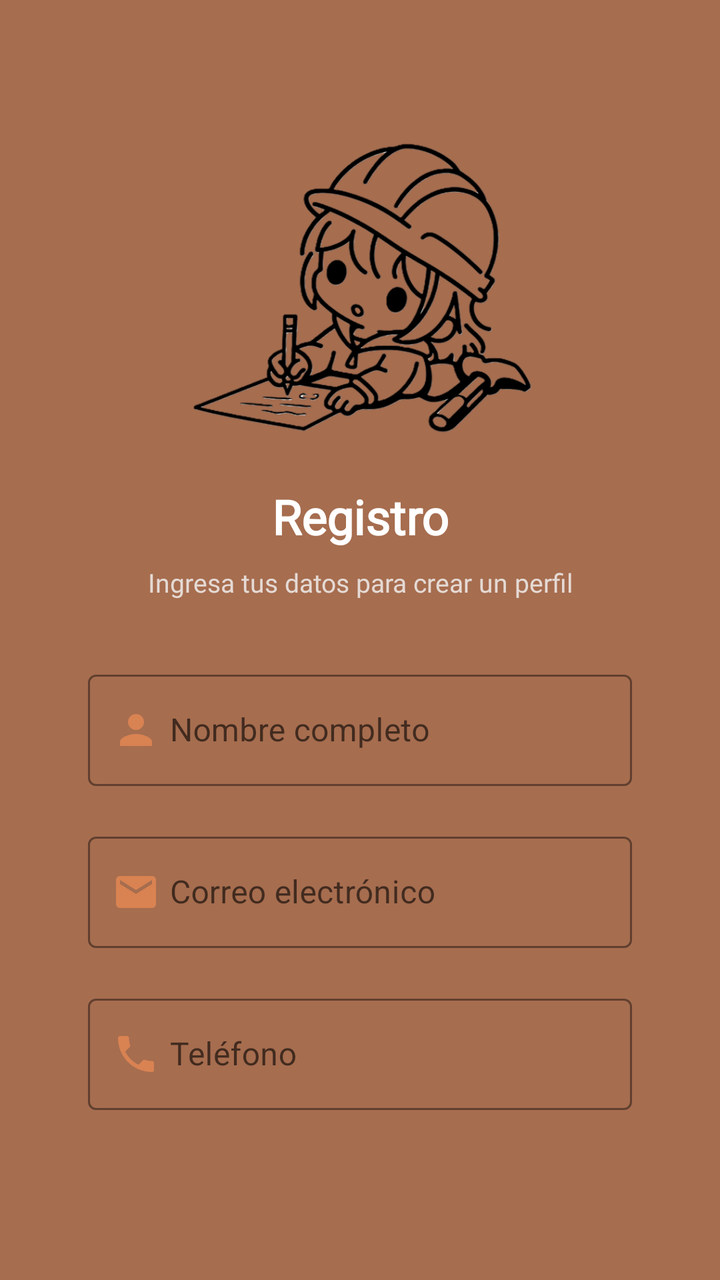
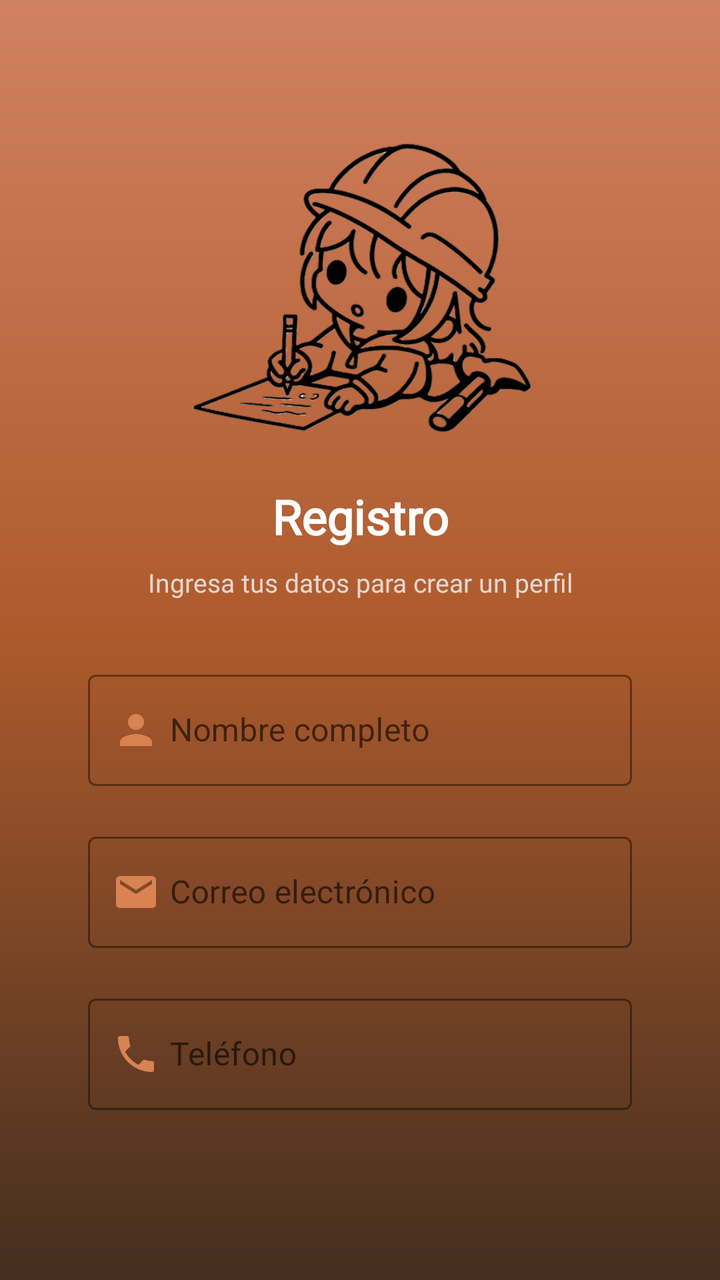

The first picture is an Android layout as it rendered before a commit; the second is the same layout after the commit. The layout source and the unified diff follow.
<!-- AndroidManifest.xml: application theme Theme.Satori_by_Aristo -->
<!-- res/layout/activity_registro1.xml -->
<LinearLayout xmlns:android="http://schemas.android.com/apk/res/android"
    xmlns:app="http://schemas.android.com/apk/res-auto"
    xmlns:tools="http://schemas.android.com/tools"
    android:id="@+id/main"
    android:layout_width="match_parent"
    android:layout_height="match_parent"
    android:background="@color/naranja_fondo"
    android:orientation="vertical"
    android:padding="24dp"
    tools:context=".Registro1">

    <ImageView
        android:id="@+id/logoRegistro"
        android:layout_width="180dp"
        android:layout_height="170dp"
        android:layout_gravity="center"
        android:layout_marginTop="32dp"
        android:layout_marginBottom="16dp"
        app:srcCompat="@drawable/satorict" />

    <TextView
        android:layout_width="match_parent"
        android:layout_height="wrap_content"
        android:text="Registro"
        android:textColor="@android:color/white"
        android:textSize="24sp"
        android:textStyle="bold"
        android:fontFamily="@font/rob_bold"
        android:gravity="center"
        android:layout_marginBottom="8dp" />

    <TextView
        android:layout_width="match_parent"
        android:layout_height="wrap_content"
        android:text="Ingresa tus datos para crear un perfil"
        android:textColor="@color/blanco_hueso"
        android:textSize="13sp"
        android:fontFamily="@font/rob_med"
        android:gravity="center"
        android:alpha="0.8"
        android:layout_marginBottom="32dp" />

    
    <com.google.android.material.textfield.TextInputLayout
        style="@style/Widget.MaterialComponents.TextInputLayout.OutlinedBox"
        android:layout_width="match_parent"
        android:layout_height="wrap_content"
        android:layout_marginHorizontal="20dp"
        android:layout_marginBottom="20dp"
        android:hint="      Nombre completo"
        app:startIconDrawable="@drawable/ic_person"
        app:startIconTint="@color/naranja_boton"
        app:boxStrokeColor="@color/naranja_boton">

        <com.google.android.material.textfield.TextInputEditText
            android:id="@+id/nombre"
            android:layout_width="match_parent"
            android:layout_height="wrap_content"
            android:inputType="textCapWords"
            android:textColor="@android:color/black"
            android:textSize="16sp" />
    </com.google.android.material.textfield.TextInputLayout>

    
    <com.google.android.material.textfield.TextInputLayout
        style="@style/Widget.MaterialComponents.TextInputLayout.OutlinedBox"
        android:layout_width="match_parent"
        android:layout_height="wrap_content"
        android:layout_marginHorizontal="20dp"
        android:layout_marginBottom="20dp"
        android:hint="      Correo electrónico"
        app:startIconDrawable="@drawable/ic_email"
        app:startIconTint="@color/naranja_boton"
        app:boxStrokeColor="@color/naranja_boton">

        <com.google.android.material.textfield.TextInputEditText
            android:id="@+id/correo"
            android:layout_width="match_parent"
            android:layout_height="wrap_content"
            android:inputType="textEmailAddress"
            android:textColor="@android:color/black"
            android:textSize="16sp" />
    </com.google.android.material.textfield.TextInputLayout>

    
    <com.google.android.material.textfield.TextInputLayout
        style="@style/Widget.MaterialComponents.TextInputLayout.OutlinedBox"
        android:layout_width="match_parent"
        android:layout_height="wrap_content"
        android:layout_marginHorizontal="20dp"
        android:layout_marginBottom="32dp"
        android:hint="      Teléfono"
        app:startIconDrawable="@drawable/ic_phone"
        app:startIconTint="@color/naranja_boton"
        app:boxStrokeColor="@color/naranja_boton">

        <com.google.android.material.textfield.TextInputEditText
            android:id="@+id/telefono"
            android:layout_width="match_parent"
            android:layout_height="wrap_content"
            android:inputType="phone"
            android:textColor="@android:color/black"
            android:textSize="16sp" />
    </com.google.android.material.textfield.TextInputLayout>

    <LinearLayout
        android:layout_width="match_parent"
        android:layout_height="wrap_content"
        android:orientation="horizontal"
        android:layout_marginHorizontal="20dp"
        android:layout_marginBottom="24dp">

        <com.google.android.material.button.MaterialButton
            android:id="@+id/Anterior"
            style="@style/Widget.MaterialComponents.Button.OutlinedButton"
            android:layout_width="0dp"
            android:layout_height="56dp"
            android:layout_marginEnd="8dp"
            android:layout_weight="1"
            android:text="ATRÁS"
            android:textColor="@android:color/white"
            android:textSize="14sp"
            android:textStyle="bold"
            app:cornerRadius="16dp"
            app:strokeColor="@android:color/white"
            app:strokeWidth="2dp" />

        <com.google.android.material.button.MaterialButton
            android:id="@+id/SiguienteRegistro"
            android:layout_width="0dp"
            android:layout_height="56dp"
            android:layout_marginStart="8dp"
            android:layout_weight="1"
            android:text="SIGUIENTE"
            android:textColor="@android:color/white"
            android:textSize="14sp"
            android:textStyle="bold"
            app:backgroundTint="@color/naranja_boton"
            app:cornerRadius="16dp"
            app:elevation="4dp" />
    </LinearLayout>

    <TextView
        android:layout_width="match_parent"
        android:layout_height="wrap_content"
        android:layout_marginTop="20dp"
        android:fontFamily="@font/rob_norm"
        android:gravity="center"
        android:text="Aristo S.A.S. 2025"
        android:textColor="@color/blanco_hueso"
        android:textSize="12sp"
        android:alpha="0.6" />

</LinearLayout>
<!-- resources referenced by this layout -->
<resources>
  <color name="blanco_hueso">#F5F5F5</color>
  <color name="naranja_boton">#D98252</color>
  <color name="naranja_fondo">#A66D4F</color>
  <!-- drawable ic_email (drawable) -->
  <vector xmlns:android="http://schemas.android.com/apk/res/android"
      android:width="24dp"
      android:height="24dp"
      android:viewportWidth="24"
      android:viewportHeight="24">
      <path
          android:fillColor="#FF000000"
          android:pathData="M20,4H4c-1.1,0 -2,0.9 -2,2v12c0,1.1 0.9,2 2,2h16c1.1,0 2,-0.9 2,-2V6c0,-1.1 -0.9,-2 -2,-2zM20,8l-8,5 -8,-5V6l8,5 8,-5v2z"/>
  </vector>
  <!-- drawable ic_person (drawable) -->
  <vector xmlns:android="http://schemas.android.com/apk/res/android"
      android:width="24dp"
      android:height="24dp"
      android:viewportWidth="24"
      android:viewportHeight="24">
      <path
          android:fillColor="#FF000000"
          android:pathData="M12,12c2.21,0 4,-1.79 4,-4s-1.79,-4 -4,-4 -4,1.79 -4,4 1.79,4 4,4zM12,14c-2.67,0 -8,1.34 -8,4v2h16v-2c0,-2.66 -5.33,-4 -8,-4z"/>
  </vector>
  <!-- drawable ic_phone (drawable) -->
  <vector xmlns:android="http://schemas.android.com/apk/res/android"
      android:width="24dp"
      android:height="24dp"
      android:viewportWidth="24"
      android:viewportHeight="24">
      <path
          android:fillColor="#FF000000"
          android:pathData="M6.62,10.79c1.44,2.83 3.76,5.15 6.59,6.59l2.2,-2.2c0.27,-0.27 0.67,-0.36 1.02,-0.24 1.12,0.37 2.33,0.57 3.57,0.57 0.55,0 1,0.45 1,1v3.5c0,0.55 -0.45,1 -1,1C10.61,21 3,13.39 3,4c0,-0.55 0.45,-1 1,-1h3.5c0.55,0 1,0.45 1,1 0,1.24 0.2,2.45 0.57,3.57 0.11,0.35 0.03,0.74 -0.25,1.02l-2.2,2.2z"/>
  </vector>
  <!-- drawable satorict: png bitmap (drawable, 136292 bytes) -->
  <style name="Theme.Satori_by_Aristo" parent="Theme.MaterialComponents.DayNight.DarkActionBar">
          
          <item name="colorPrimary">@color/orange</item>
          <item name="colorPrimaryVariant">@color/orange_dark</item>
          <item name="colorOnPrimary">@color/white</item>
          <item name="colorSecondary">@color/grey</item>
          <item name="colorOnSecondary">@color/black</item>
      </style>
  <color name="orange">#FF9800</color>
  <color name="orange_dark">#F57C00</color>
  <color name="white">#FFFFFFFF</color>
  <color name="grey">#BF040303</color>
  <color name="black">#FF000000</color>
</resources>

<!-- the commit's change to res/layout/activity_registro1.xml (unified diff, before → after) -->
@@ -4,7 +4,7 @@
     android:id="@+id/main"
     android:layout_width="match_parent"
     android:layout_height="match_parent"
-    android:background="@color/naranja_fondo"
+    android:background="@drawable/bg_gradient"
     android:orientation="vertical"
     android:padding="24dp"
     tools:context=".Registro1">
<!-- resource entries referenced after the edit -->
@@ -2,7 +2,15 @@
 <resources>
   <color name="blanco_hueso">#F5F5F5</color>
   <color name="naranja_boton">#D98252</color>
-  <color name="naranja_fondo">#A66D4F</color>
+  <!-- drawable bg_gradient (drawable) -->
+  <shape xmlns:android="http://schemas.android.com/apk/res/android"
+      android:shape="rectangle">
+      <gradient
+          android:startColor="#442E1F"
+          android:centerColor="#AC5A2C"
+          android:endColor="#D28161"
+          android:angle="90"/>
+  </shape>
   <!-- drawable ic_email (drawable) -->
   <vector xmlns:android="http://schemas.android.com/apk/res/android"
       android:width="24dp"
@@ -41,6 +49,12 @@
           <item name="colorOnPrimary">@color/white</item>
           <item name="colorSecondary">@color/grey</item>
           <item name="colorOnSecondary">@color/black</item>
+  
+          
+          <item name="android:statusBarColor">@color/orange_dark</item> 
+          <item name="android:windowDrawsSystemBarBackgrounds">true</item> 
+          <item name="windowActionBar">true</item>
+          <item name="windowNoTitle">false</item>
       </style>
   <color name="orange">#FF9800</color>
   <color name="orange_dark">#F57C00</color>
